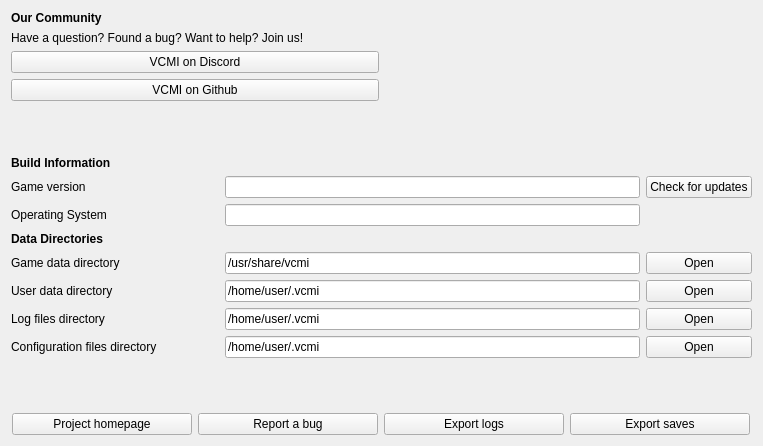
Before: the Qt Designer form launcher/aboutProject/aboutproject_moc.ui in vcmi/vcmi, drawn with Qt 5.
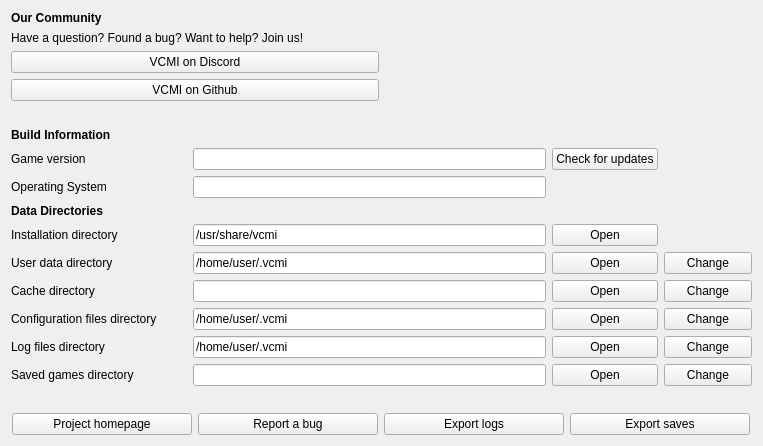
After: the same form once the commit is applied.

Commit message: Support for changing all directories on Windows

Diff of the .ui file:
```diff
--- a/launcher/aboutProject/aboutproject_moc.ui
+++ b/launcher/aboutProject/aboutproject_moc.ui
@@ -71,7 +71,7 @@
     </spacer>
    </item>
    <item>
-    <layout class="QGridLayout" name="gridLayout" columnstretch="2,4,1">
+    <layout class="QGridLayout" name="gridLayout" columnstretch="2,4,1,1">
      <item row="2" column="1">
       <widget class="QLineEdit" name="lineEditOperatingSystem">
        <property name="text">
@@ -96,6 +96,13 @@
        </property>
       </widget>
      </item>
+     <item row="5" column="3">
+      <widget class="QPushButton" name="changeUserDataDir">
+       <property name="text">
+        <string>Change</string>
+       </property>
+      </widget>
+     </item>
      <item row="3" column="0">
       <widget class="QLabel" name="labelDataDirs">
        <property name="font">
@@ -108,7 +115,7 @@
        </property>
       </widget>
      </item>
-     <item row="6" column="0">
+     <item row="8" column="0">
       <widget class="QLabel" name="labelTempDir">
        <property name="text">
         <string>Log files directory</string>
@@ -122,7 +129,7 @@
        </property>
       </widget>
      </item>
-     <item row="6" column="1">
+     <item row="8" column="1">
       <widget class="QLineEdit" name="lineEditTempDir">
        <property name="enabled">
         <bool>true</bool>
@@ -143,6 +150,9 @@
        <property name="text">
         <string notr="true">/usr/share/vcmi</string>
        </property>
+       <property name="readOnly">
+        <bool>true</bool>
+       </property>
       </widget>
      </item>
      <item row="1" column="1">
@@ -155,17 +165,24 @@
        </property>
       </widget>
      </item>
-     <item row="6" column="2">
+     <item row="8" column="2">
       <widget class="QPushButton" name="openTempDir">
        <property name="text">
         <string>Open</string>
        </property>
       </widget>
      </item>
+     <item row="8" column="3">
+      <widget class="QPushButton" name="changeTempDir">
+       <property name="text">
+        <string>Change</string>
+       </property>
+      </widget>
+     </item>
      <item row="4" column="0">
       <widget class="QLabel" name="labelGameDir">
        <property name="text">
-        <string>Game data directory</string>
+        <string>Installation directory</string>
        </property>
       </widget>
      </item>
@@ -248,6 +265,69 @@
        </property>
       </widget>
      </item>
+     <item row="7" column="3">
+      <widget class="QPushButton" name="changeConfigDir">
+       <property name="text">
+        <string>Change</string>
+       </property>
+      </widget>
+     </item>
+     <item row="6" column="0">
+      <widget class="QLabel" name="labelCacheDir">
+       <property name="text">
+        <string>Cache directory</string>
+       </property>
+      </widget>
+     </item>
+     <item row="6" column="1">
+      <widget class="QLineEdit" name="lineEditCacheDir">
+       <property name="readOnly">
+        <bool>true</bool>
+       </property>
+      </widget>
+     </item>
+     <item row="6" column="2">
+      <widget class="QPushButton" name="openCacheDir">
+       <property name="text">
+        <string>Open</string>
+       </property>
+      </widget>
+     </item>
+     <item row="6" column="3">
+      <widget class="QPushButton" name="changeCacheDir">
+       <property name="text">
+        <string>Change</string>
+       </property>
+      </widget>
+     </item>
+     <item row="9" column="0">
+      <widget class="QLabel" name="labelSaveDir">
+       <property name="text">
+        <string>Saved games directory</string>
+       </property>
+      </widget>
+     </item>
+     <item row="9" column="1">
+      <widget class="QLineEdit" name="lineEditSaveDir">
+       <property name="readOnly">
+        <bool>true</bool>
+       </property>
+      </widget>
+     </item>
+     <item row="9" column="2">
+      <widget class="QPushButton" name="openSaveDir">
+       <property name="text">
+        <string>Open</string>
+       </property>
+      </widget>
+     </item>
+     <item row="9" column="3">
+      <widget class="QPushButton" name="changeSaveDir">
+       <property name="text">
+        <string>Change</string>
+       </property>
+      </widget>
+     </item>
     </layout>
    </item>
    <item>
```
The commit also changes 2 other files.
